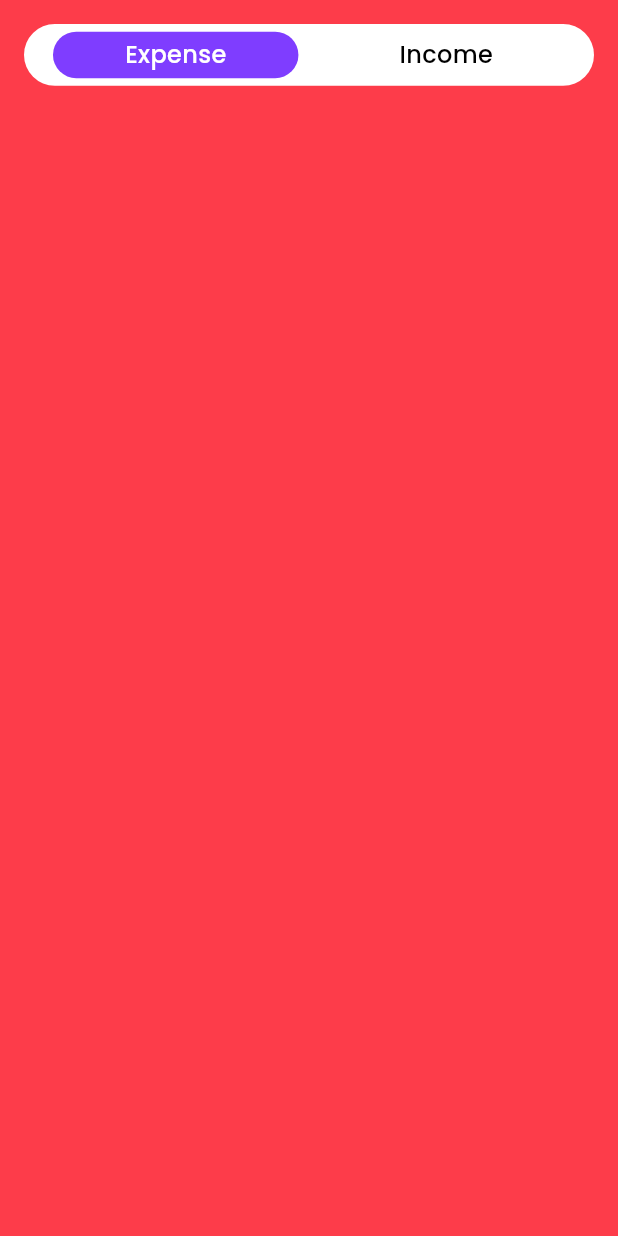
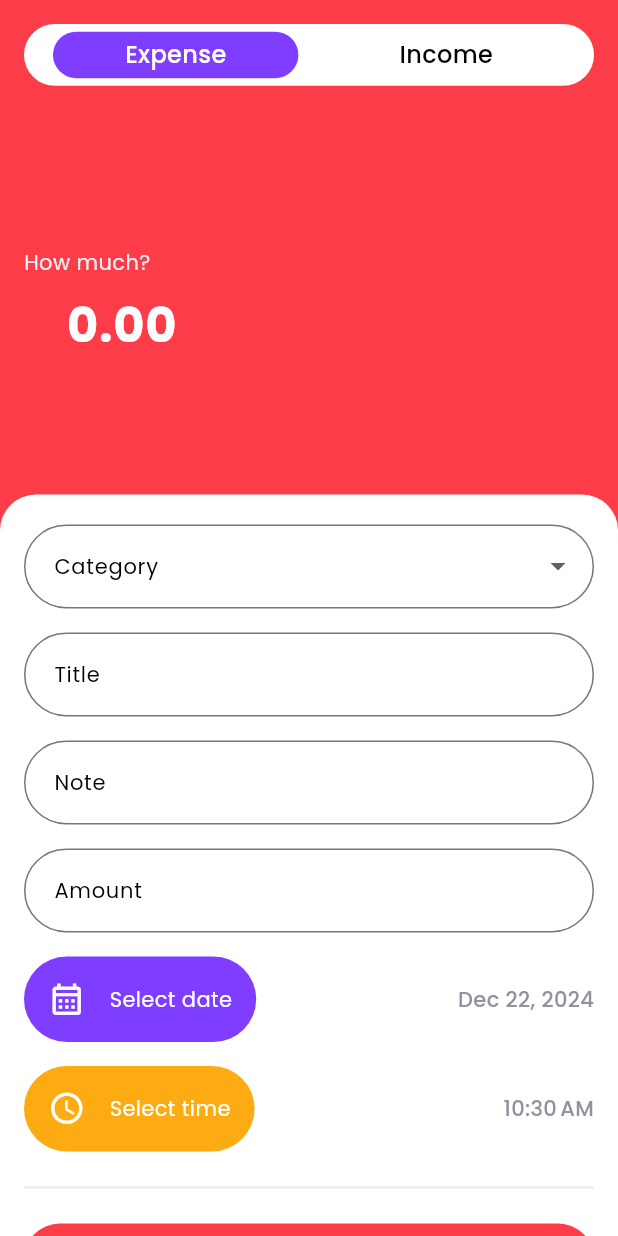
Before and after one commit to arjunalakshan/expense-tracker, a Flutter app: the AddNewView screen opened directly, on a phone screen of 412 x 824 dp. Run offline on Flutter 3.47's test engine with Material 3 defaults, Android fonts, the phone set to English and light mode, and no system bars; our stand-ins replace google_fonts, shared_preferences, smooth_page_indicator; accounts and stored records are empty.

Commit message:
Implemented Form UI for Income and Expense add

```diff
--- a/lib/views/add_new/add_new_view.dart
+++ b/lib/views/add_new/add_new_view.dart
@@ -1,5 +1,6 @@
 import 'package:expense_tracker/utils/colors.dart';
 import 'package:expense_tracker/utils/measurements.dart';
+import 'package:expense_tracker/widgets/add_new_widgets/income_expense_form.dart';
 import 'package:flutter/material.dart';
 
 class AddNewView extends StatefulWidget {
@@ -18,10 +19,11 @@ class _AddNewViewState extends State<AddNewView> {
       backgroundColor: _selectedSubMenuIndex == 0 ? kRed : kGreen,
       body: SafeArea(
         child: SingleChildScrollView(
-          child: Padding(
+          child: Stack(
+            children: [
+              Padding(
                 padding: const EdgeInsets.all(defaultPadding),
-            child: Stack(children: [
-              Container(
+                child: Container(
                   height: MediaQuery.sizeOf(context).height * 0.05,
                   decoration: BoxDecoration(
                     color: kWhite,
@@ -42,14 +44,16 @@ class _AddNewViewState extends State<AddNewView> {
                             vertical: 4,
                           ),
                           decoration: BoxDecoration(
-                          color:
-                              _selectedSubMenuIndex == 0 ? kMainColor : kWhite,
+                            color: _selectedSubMenuIndex == 0
+                                ? kMainColor
+                                : kWhite,
                             borderRadius: BorderRadius.circular(120),
                           ),
                           child: Text(
                             "Expense",
                             style: TextStyle(
-                            color: _selectedSubMenuIndex == 0 ? kWhite : kBlack,
+                              color:
+                                  _selectedSubMenuIndex == 0 ? kWhite : kBlack,
                               fontSize: 16,
                               fontWeight: FontWeight.w500,
                             ),
@@ -68,14 +72,16 @@ class _AddNewViewState extends State<AddNewView> {
                             vertical: 4,
                           ),
                           decoration: BoxDecoration(
-                          color:
-                              _selectedSubMenuIndex == 1 ? kMainColor : kWhite,
+                            color: _selectedSubMenuIndex == 1
+                                ? kMainColor
+                                : kWhite,
                             borderRadius: BorderRadius.circular(120),
                           ),
                           child: Text(
                             "Income",
                             style: TextStyle(
-                            color: _selectedSubMenuIndex == 1 ? kWhite : kBlack,
+                              color:
+                                  _selectedSubMenuIndex == 1 ? kWhite : kBlack,
                               fontSize: 16,
                               fontWeight: FontWeight.w500,
                             ),
@@ -85,7 +91,71 @@ class _AddNewViewState extends State<AddNewView> {
                     ],
                   ),
                 ),
-            ]),
+              ),
+              //* Income/Expense amount section
+              Container(
+                margin: EdgeInsets.only(
+                  top: MediaQuery.sizeOf(context).height * 0.2,
+                  left: defaultPadding,
+                  right: defaultPadding,
+                ),
+                child: const Column(
+                  crossAxisAlignment: CrossAxisAlignment.start,
+                  children: [
+                    Text(
+                      "How much?",
+                      style: TextStyle(
+                        color: kLightGrey,
+                        fontSize: 14,
+                        fontWeight: FontWeight.normal,
+                      ),
+                    ),
+                    TextField(
+                      style: TextStyle(
+                        color: kWhite,
+                        fontSize: 32,
+                        fontWeight: FontWeight.w700,
+                      ),
+                      decoration: InputDecoration(
+                        hintText: "0.00",
+                        enabledBorder: InputBorder.none,
+                        hintStyle: TextStyle(
+                          color: kWhite,
+                          fontSize: 32,
+                          fontWeight: FontWeight.w700,
+                        ),
+                        prefixText: "\$ ",
+                        prefixStyle: TextStyle(
+                          color: kWhite,
+                          fontSize: 32,
+                          fontWeight: FontWeight.w700,
+                        ),
+                        border: InputBorder.none,
+                      ),
+                    ),
+                  ],
+                ),
+              ),
+              //* Income/Expense Form
+              Container(
+                margin: EdgeInsets.only(
+                    top: MediaQuery.sizeOf(context).height * 0.4),
+                padding: const EdgeInsets.symmetric(
+                  horizontal: defaultPadding,
+                  vertical: 20,
+                ),
+                decoration: BoxDecoration(
+                  color: kWhite,
+                  borderRadius: BorderRadius.only(
+                    topLeft: Radius.circular(24),
+                    topRight: Radius.circular(24),
+                  ),
+                ),
+                child: IncomeExpenseForm(
+                  currentSubmenuIndex: _selectedSubMenuIndex,
+                ),
+              ),
+            ],
           ),
         ),
       ),
--- /dev/null
+++ b/lib/widgets/add_new_widgets/income_expense_form.dart
@@ -0,0 +1,303 @@
+import 'package:expense_tracker/model/expense_model.dart';
+import 'package:expense_tracker/model/income_model.dart';
+import 'package:expense_tracker/utils/colors.dart';
+import 'package:expense_tracker/utils/measurements.dart';
+import 'package:expense_tracker/widgets/shared/custom_button.dart';
+import 'package:flutter/material.dart';
+import 'package:intl/intl.dart';
+
+class IncomeExpenseForm extends StatefulWidget {
+  final int currentSubmenuIndex;
+  const IncomeExpenseForm({
+    super.key,
+    required this.currentSubmenuIndex,
+  });
+
+  @override
+  State<IncomeExpenseForm> createState() => _IncomeExpenseFormState();
+}
+
+class _IncomeExpenseFormState extends State<IncomeExpenseForm> {
+  //* Default categories to store the selected category
+  ExpenseCategory _selectedExpenseCategory = ExpenseCategory.food;
+  IncomeCategory _selectedIncomeCategory = IncomeCategory.salary;
+
+  //* Controllers to store input field values
+  final TextEditingController _titleController = TextEditingController();
+  final TextEditingController _noteController = TextEditingController();
+  final TextEditingController _amountController = TextEditingController();
+
+  //* States to store date and time selected from date/time picker
+  DateTime _selectedDate = DateTime.now();
+  TimeOfDay _selectedTime = TimeOfDay.now();
+
+  @override
+  void dispose() {
+    _titleController.dispose();
+    _noteController.dispose();
+    _amountController.dispose();
+    super.dispose();
+  }
+
+  @override
+  Widget build(BuildContext context) {
+    return Form(
+      child: Column(
+        children: [
+          //* DropdownButtonFormField to select the category
+          DropdownButtonFormField(
+            items: widget.currentSubmenuIndex == 0
+                ? ExpenseCategory.values
+                    .map(
+                      (category) => DropdownMenuItem(
+                        value: category,
+                        child: Text(category.name),
+                      ),
+                    )
+                    .toList()
+                : IncomeCategory.values
+                    .map(
+                      (category) => DropdownMenuItem(
+                        value: category,
+                        child: Text(category.name),
+                      ),
+                    )
+                    .toList(),
+            onChanged: (value) {
+              setState(() {
+                widget.currentSubmenuIndex == 0
+                    ? _selectedExpenseCategory = value as ExpenseCategory
+                    : _selectedIncomeCategory = value as IncomeCategory;
+              });
+            },
+            decoration: InputDecoration(
+              labelText: "Category",
+              labelStyle: const TextStyle(
+                color: kBlack,
+                fontSize: 14,
+                fontWeight: FontWeight.normal,
+              ),
+              contentPadding: const EdgeInsets.all(defaultPadding),
+              border: OutlineInputBorder(
+                borderRadius: BorderRadius.circular(120),
+                borderSide: const BorderSide(
+                  color: kLightGrey,
+                ),
+              ),
+            ),
+          ),
+          const SizedBox(
+            height: defaultPadding,
+          ),
+          //* Title input field
+          TextFormField(
+            controller: _titleController,
+            decoration: InputDecoration(
+              labelText: "Title",
+              labelStyle: const TextStyle(
+                color: kBlack,
+                fontSize: 14,
+                fontWeight: FontWeight.normal,
+              ),
+              contentPadding: const EdgeInsets.all(defaultPadding),
+              border: OutlineInputBorder(
+                borderRadius: BorderRadius.circular(120),
+                borderSide: const BorderSide(
+                  color: kLightGrey,
+                ),
+              ),
+            ),
+          ),
+          const SizedBox(
+            height: defaultPadding,
+          ),
+          //* Note input field
+          TextFormField(
+            controller: _noteController,
+            decoration: InputDecoration(
+              labelText: "Note",
+              labelStyle: const TextStyle(
+                color: kBlack,
+                fontSize: 14,
+                fontWeight: FontWeight.normal,
+              ),
+              contentPadding: const EdgeInsets.all(defaultPadding),
+              border: OutlineInputBorder(
+                borderRadius: BorderRadius.circular(120),
+                borderSide: const BorderSide(
+                  color: kLightGrey,
+                ),
+              ),
+            ),
+          ),
+          const SizedBox(
+            height: defaultPadding,
+          ),
+          //* Amount input field with numeric keyboard
+          TextFormField(
+            controller: _amountController,
+            keyboardType: TextInputType.number,
+            decoration: InputDecoration(
+              labelText: "Amount",
+              labelStyle: const TextStyle(
+                color: kBlack,
+                fontSize: 14,
+                fontWeight: FontWeight.normal,
+              ),
+              contentPadding: const EdgeInsets.all(defaultPadding),
+              border: OutlineInputBorder(
+                borderRadius: BorderRadius.circular(120),
+                borderSide: const BorderSide(
+                  color: kLightGrey,
+                ),
+              ),
+            ),
+          ),
+          const SizedBox(
+            height: defaultPadding,
+          ),
+          //* Date picker section
+          Row(
+            mainAxisAlignment: MainAxisAlignment.spaceBetween,
+            children: [
+              GestureDetector(
+                onTap: () {
+                  showDatePicker(
+                    context: context,
+                    firstDate: DateTime(2022),
+                    lastDate: DateTime(2030),
+                    initialDate: DateTime.now(),
+                  ).then((value) {
+                    if (value != null) {
+                      setState(() {
+                        _selectedDate = value;
+                      });
+                    }
+                  });
+                },
+                child: Container(
+                  padding: const EdgeInsets.all(defaultPadding),
+                  decoration: BoxDecoration(
+                    color: kMainColor,
+                    borderRadius: BorderRadius.circular(120),
+                  ),
+                  child: const Row(
+                    children: [
+                      Icon(
+                        Icons.calendar_month_outlined,
+                        color: kWhite,
+                        size: 25,
+                      ),
+                      SizedBox(
+                        width: 16,
+                      ),
+                      Text(
+                        "Select date",
+                        style: TextStyle(
+                          color: kWhite,
+                          fontSize: 14,
+                          fontWeight: FontWeight.w400,
+                        ),
+                      ),
+                    ],
+                  ),
+                ),
+              ),
+              Text(
+                DateFormat.yMMMd().format(_selectedDate),
+                style: const TextStyle(
+                  color: kGrey,
+                  fontSize: 14,
+                  fontWeight: FontWeight.w500,
+                ),
+              ),
+            ],
+          ),
+          const SizedBox(
+            height: 16,
+          ),
+          //* Time picker section
+          Row(
+            mainAxisAlignment: MainAxisAlignment.spaceBetween,
+            children: [
+              GestureDetector(
+                onTap: () {
+                  showTimePicker(
+                    context: context,
+                    initialTime: TimeOfDay.now(),
+                  ).then((value) {
+                    if (value != null) {
+                      setState(() {
+                        _selectedTime = value;
+                      });
+                    }
+                  });
+                },
+                child: Container(
+                  padding: const EdgeInsets.all(defaultPadding),
+                  decoration: BoxDecoration(
+                    color: kYellow,
+                    borderRadius: BorderRadius.circular(120),
+                  ),
+                  child: const Row(
+                    children: [
+                      Icon(
+                        Icons.schedule_rounded,
+                        color: kWhite,
+                        size: 25,
+                      ),
+                      SizedBox(
+                        width: 16,
+                      ),
+                      Text(
+                        "Select time",
+                        style: TextStyle(
+                          color: kWhite,
+                          fontSize: 14,
+                          fontWeight: FontWeight.w400,
+                        ),
+                      ),
+                    ],
+                  ),
+                ),
+              ),
+              Text(
+                DateFormat.jm().format(
+                  DateTime(
+                    _selectedDate.year,
+                    _selectedDate.month,
+                    _selectedDate.day,
+                    _selectedTime.hour,
+                    _selectedTime.minute,
+                  ),
+                ),
+                style: const TextStyle(
+                  color: kGrey,
+                  fontSize: 14,
+                  fontWeight: FontWeight.w500,
+                ),
+              ),
+            ],
+          ),
+          const SizedBox(
+            height: 16,
+          ),
+          const Divider(
+            color: kLightGrey,
+            thickness: 2,
+          ),
+          const SizedBox(
+            height: 16,
+          ),
+          GestureDetector(
+            onTap: () {},
+            child: CustomButton(
+              buttonText: "Add",
+              buttonBgColor: widget.currentSubmenuIndex == 0 ? kRed : kGreen,
+            ),
+          ),
+        ],
+      ),
+    );
+  }
+}
--- a/pubspec.yaml
+++ b/pubspec.yaml
@@ -38,6 +38,7 @@ dependencies:
   google_fonts: ^6.2.1
   smooth_page_indicator: ^1.2.0+3
   shared_preferences: ^2.3.4
+  intl: ^0.20.1
 
 dev_dependencies:
   flutter_test:
```
Also changed, not shown: pubspec.lock. Lines whose indentation alone changed are shown as unchanged.
